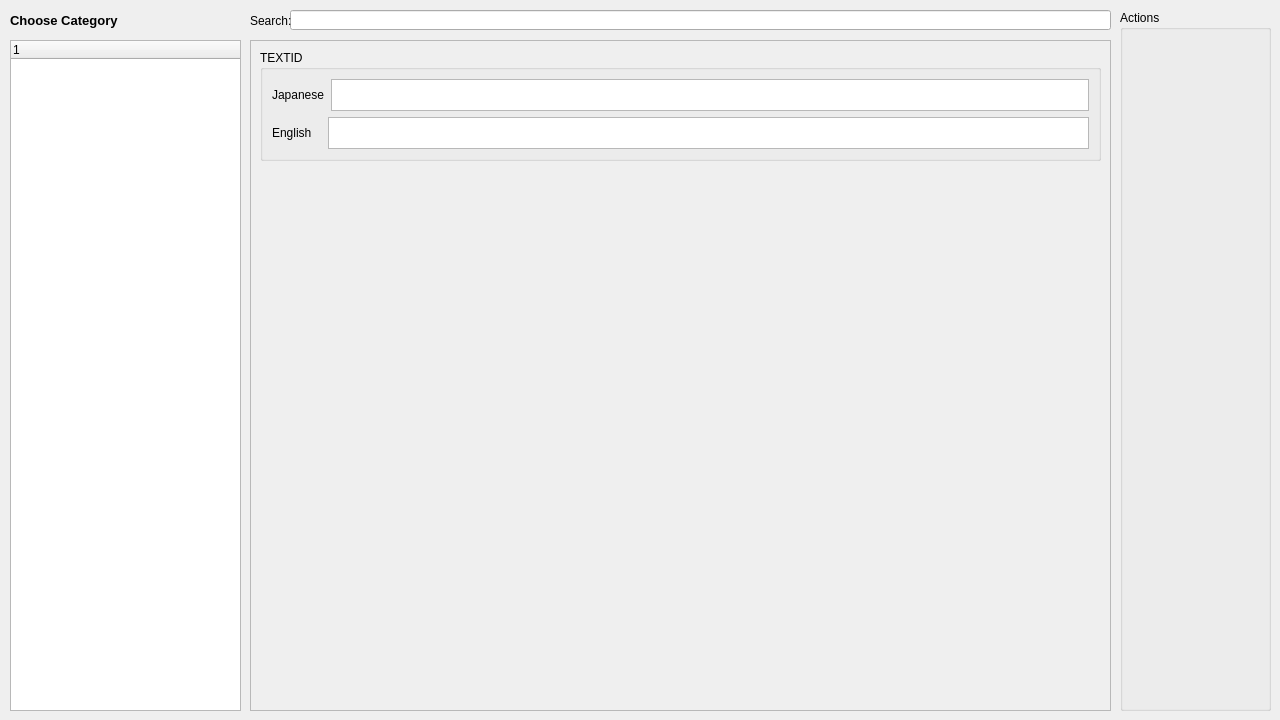
Before: the Qt Designer form src/ui/widget_mdb.ui in KevinVG207/Uma-Carotene-TL, drawn with Qt 5.
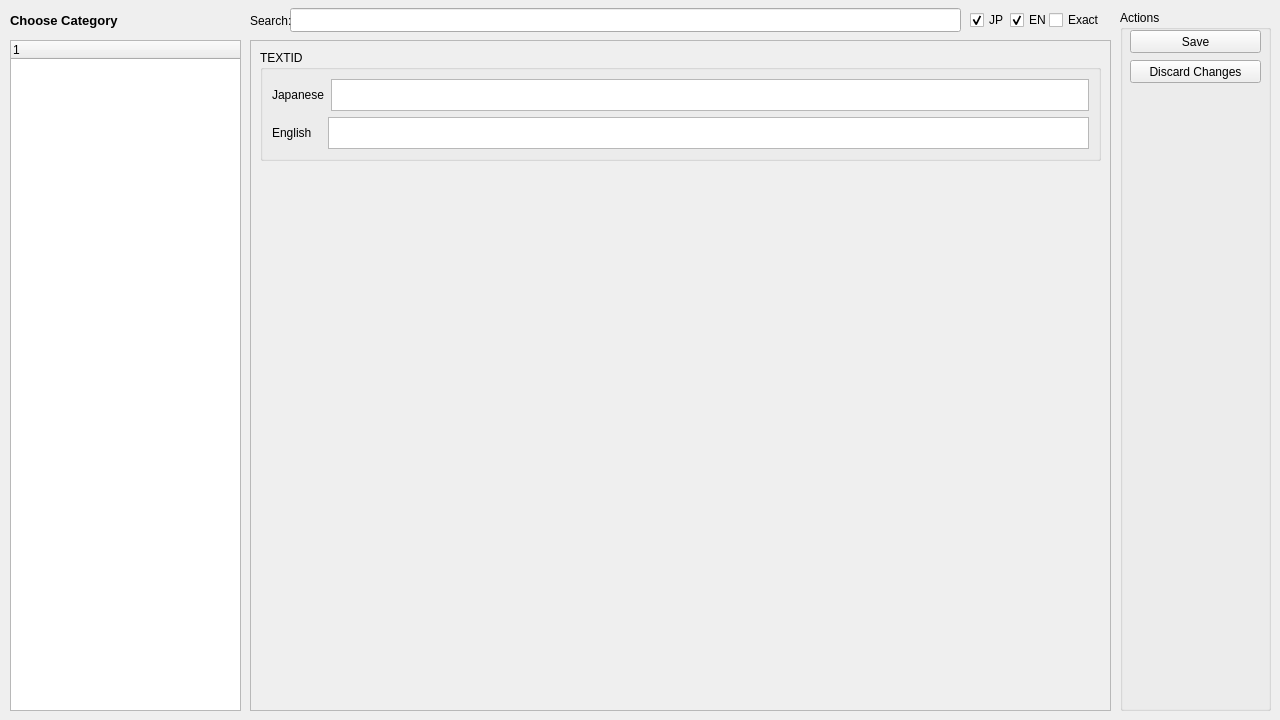
After: the same form once the commit is applied.

Diff of the .ui file:
```diff
--- a/src/ui/widget_mdb.ui
+++ b/src/ui/widget_mdb.ui
@@ -226,16 +226,47 @@
    <property name="title">
     <string notr="true">Actions</string>
    </property>
+   <widget class="QPushButton" name="btn_save">
+    <property name="geometry">
+     <rect>
+      <x>10</x>
+      <y>20</y>
+      <width>131</width>
+      <height>23</height>
+     </rect>
+    </property>
+    <property name="text">
+     <string notr="true">Save</string>
+    </property>
+   </widget>
+   <widget class="QPushButton" name="btn_reload">
+    <property name="geometry">
+     <rect>
+      <x>10</x>
+      <y>50</y>
+      <width>131</width>
+      <height>23</height>
+     </rect>
+    </property>
+    <property name="text">
+     <string notr="true">Discard Changes</string>
+    </property>
+   </widget>
   </widget>
   <widget class="QLineEdit" name="le_searchbar">
    <property name="geometry">
     <rect>
      <x>290</x>
-     <y>10</y>
-     <width>821</width>
-     <height>20</height>
+     <y>8</y>
+     <width>671</width>
+     <height>24</height>
     </rect>
    </property>
+   <property name="font">
+    <font>
+     <pointsize>10</pointsize>
+    </font>
+   </property>
   </widget>
   <widget class="QLabel" name="lbl_search">
    <property name="geometry">
@@ -250,6 +281,51 @@
     <string notr="true">Search:</string>
    </property>
   </widget>
+  <widget class="QCheckBox" name="chk_exact_filter">
+   <property name="geometry">
+    <rect>
+     <x>1049</x>
+     <y>10</y>
+     <width>61</width>
+     <height>20</height>
+    </rect>
+   </property>
+   <property name="text">
+    <string notr="true">Exact</string>
+   </property>
+  </widget>
+  <widget class="QCheckBox" name="chk_en_filter">
+   <property name="geometry">
+    <rect>
+     <x>1010</x>
+     <y>10</y>
+     <width>41</width>
+     <height>20</height>
+    </rect>
+   </property>
+   <property name="text">
+    <string notr="true">EN</string>
+   </property>
+   <property name="checked">
+    <bool>true</bool>
+   </property>
+  </widget>
+  <widget class="QCheckBox" name="chk_jp_filter">
+   <property name="geometry">
+    <rect>
+     <x>970</x>
+     <y>10</y>
+     <width>41</width>
+     <height>20</height>
+    </rect>
+   </property>
+   <property name="text">
+    <string notr="true">JP</string>
+   </property>
+   <property name="checked">
+    <bool>true</bool>
+   </property>
+  </widget>
  </widget>
  <resources/>
  <connections/>
```
